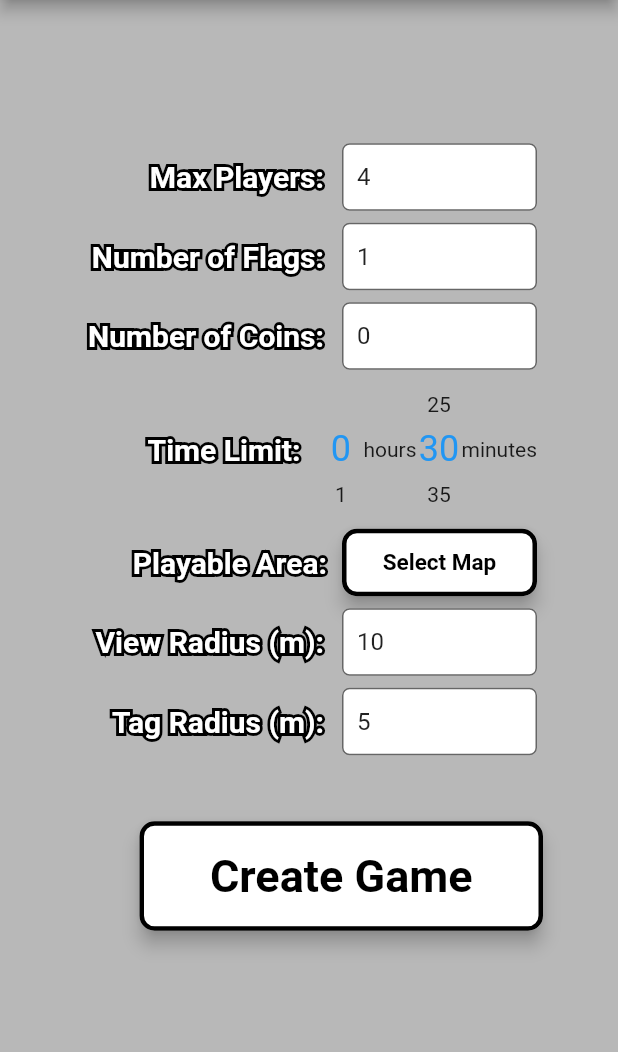
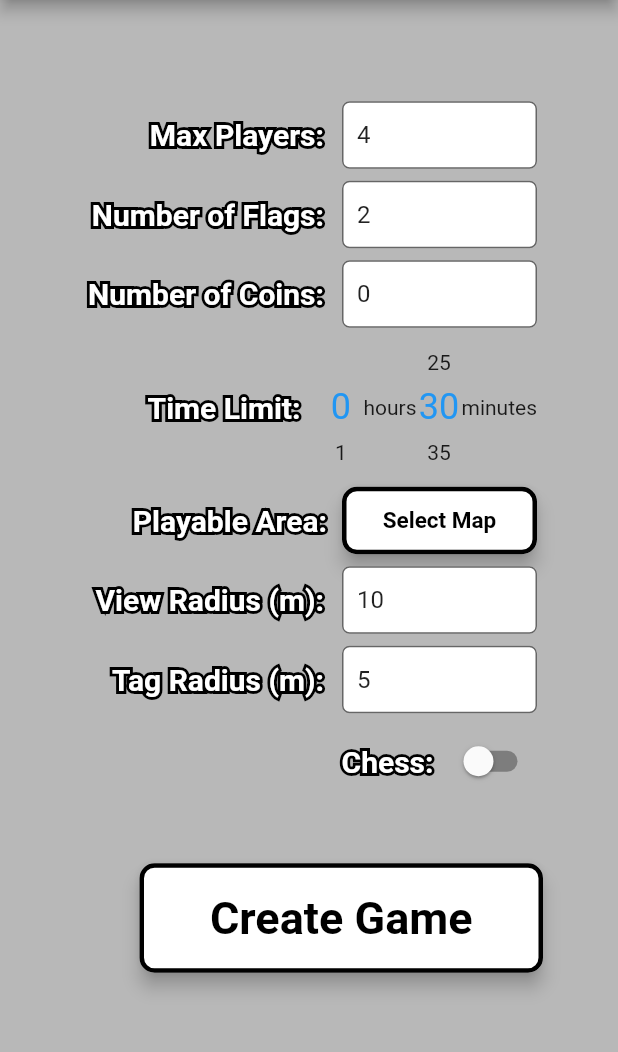
Before and after one commit to liuxuf112/hitheball-frontend, a Flutter app: the CreateGameScreen screen opened directly, on a phone screen of 412 x 824 dp, the part 84-1136 px from its top. Run offline on Flutter 3.47's test engine with Material 2 defaults, Android fonts, the phone set to English and light mode, and no system bars; drawn by our look-alikes of numberpicker; our stand-ins replace audioplayers, confetti, geolocator, google_maps_flutter, location, vibration; missing offline and left inert: app_settings, parallax_rain, platform_device_id.

```diff
--- a/lib/pages/create_game_screen.dart
+++ b/lib/pages/create_game_screen.dart
@@ -54,7 +54,7 @@ class _CreateGameScreenState extends State<CreateGameScreen> {
   final tagRadiusController = TextEditingController(text: '5');
   final viewRadiusController = TextEditingController(text: '10');
   final playersController = TextEditingController(text: '4');
-  final flagsController = TextEditingController(text: '1');
+  final flagsController = TextEditingController(text: '2');
   final coinsController = TextEditingController(text: '0');
 
   bool isChessOn = false;
@@ -391,30 +391,30 @@ class _CreateGameScreenState extends State<CreateGameScreen> {
                               text: 'Tag Radius (m):',
                               textRightPadding: 12),
                         ),
-                        // Padding(
-                        //   padding: const EdgeInsets.all(4.0),
-                        //   child: Row(
-                        //     mainAxisAlignment: MainAxisAlignment.end,
-                        //     children: [
-                        //       const TextWithOutline(
-                        //           fontSize: 20,
-                        //           strokeWidth: 4,
-                        //           strokeColor: Colors.black,
-                        //           textColor: Colors.white,
-                        //           text: "Chess:"),
-                        //       Switch(
-                        //         value: isChessOn,
-                        //         onChanged: (value) {
-                        //           setState(() {
-                        //             isChessOn = value;
-                        //           });
-                        //         },
-                        //         activeTrackColor: Colors.green,
-                        //         activeColor: Colors.white,
-                        //       ),
-                        //     ],
-                        //   ),
-                        // ),
+                        Padding(
+                          padding: const EdgeInsets.all(4.0),
+                          child: Row(
+                            mainAxisAlignment: MainAxisAlignment.end,
+                            children: [
+                              const TextWithOutline(
+                                  fontSize: 20,
+                                  strokeWidth: 4,
+                                  strokeColor: Colors.black,
+                                  textColor: Colors.white,
+                                  text: "Chess:"),
+                              Switch(
+                                value: isChessOn,
+                                onChanged: (value) {
+                                  setState(() {
+                                    isChessOn = value;
+                                  });
+                                },
+                                activeTrackColor: Colors.green,
+                                activeColor: Colors.white,
+                              ),
+                            ],
+                          ),
+                        ),
                       ],
                     ),
                   ),
--- a/lib/pages/map_screen.dart
+++ b/lib/pages/map_screen.dart
@@ -854,10 +854,7 @@ class _MapScreenState extends State<MapScreen> {
                       'Attempt Tag',
                       style: TextStyle(fontSize: 20, color: Colors.red),
                     ),
-                    onPressed: () {
-                      _attemptTagPlayer(player.username, teamNumber);
-                      Navigator.of(context).pop();
-                    },
+                    onPressed: () {},
                   ),
           ],
         );
```
Also changed, not shown: lib/utils/services/http_requests.dart (+5 -5 lines).
